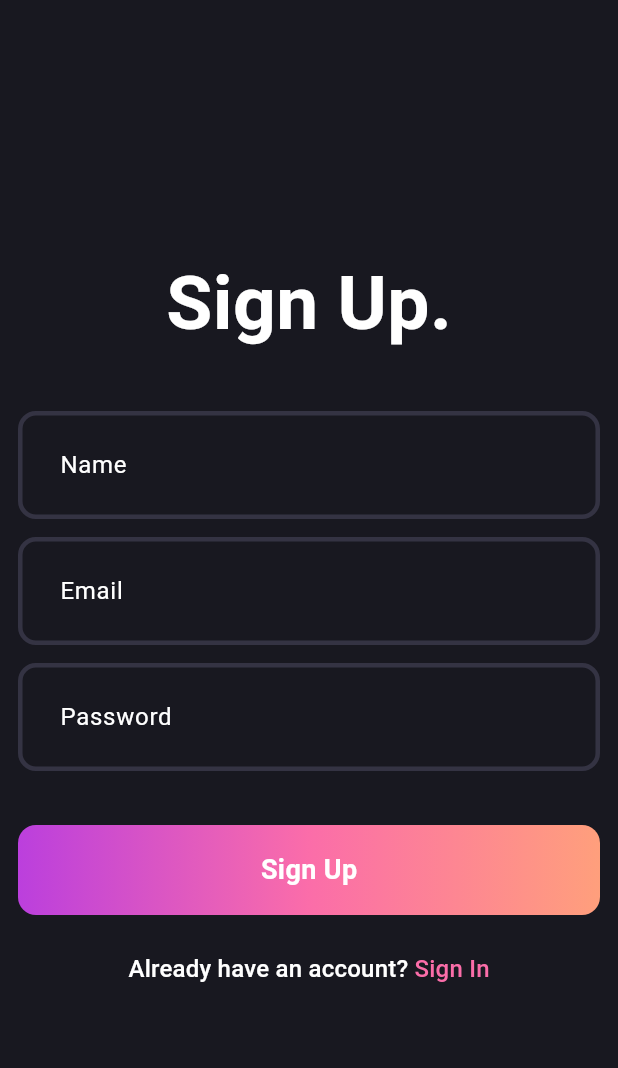
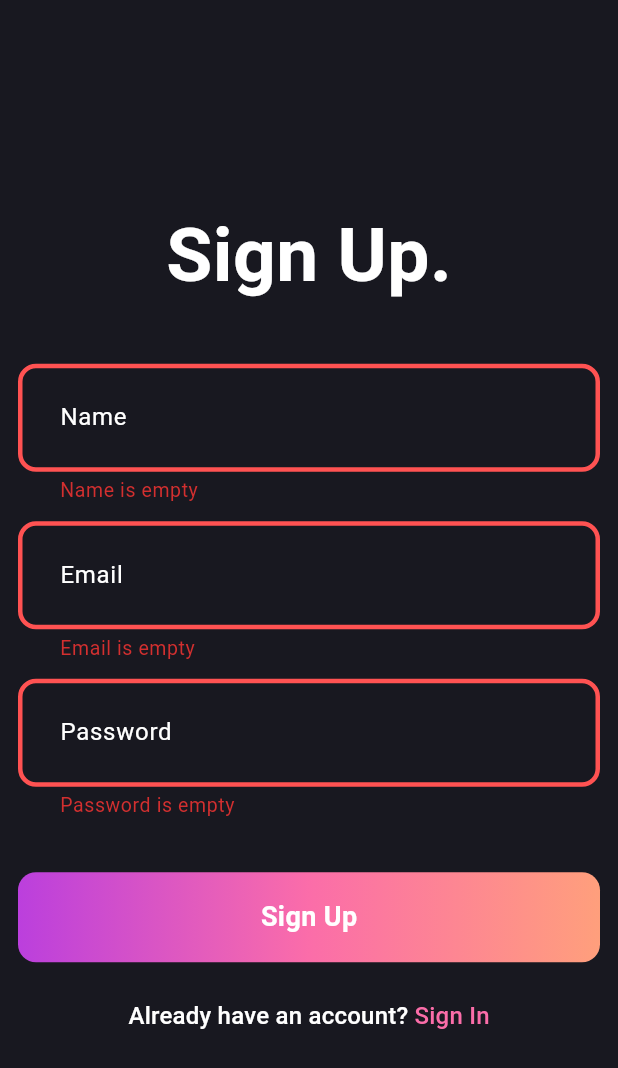
Before and after one commit to TR0U8L3-gif/blog_app, a Flutter app: the screen it shows after launch, after a tap on "Sign Up", on a phone screen of 412 x 824 dp. Shown: the top 1068 px of the screen. Run offline on Flutter 3.47's test engine with Material 3 defaults, Android fonts, the light colour scheme and no system bars; our stand-ins replace fpdart.

Commit message:
Login Page UI

```diff
--- a/lib/core/theme/theme.dart
+++ b/lib/core/theme/theme.dart
@@ -1,4 +1,5 @@
 import 'package:blog_app/core/theme/color_palette.dart';
+import 'package:blog_app/core/utils/constants.dart';
 import 'package:flutter/material.dart';
 
 class AppTheme {
@@ -9,16 +10,6 @@ class AppTheme {
         ),
         borderRadius: BorderRadius.circular(12),
       );
-
-  // static final darkThemeMode = ThemeData.dark().copyWith(
-  //   scaffoldBackgroundColor: ColorPalette.backgroundColor,
-  //   inputDecorationTheme: InputDecorationTheme(
-  //     contentPadding: const EdgeInsets.all(24),
-  //     enabledBorder: _border(),
-  //     focusedBorder: _border(color: ColorPalette.gradient2),
-  //   ),
-  // );
-
   static final darkThemeMode = ThemeData.from(
     colorScheme: ColorScheme.fromSwatch(
       primarySwatch: getMaterialColor(ColorPalette.gradient2),
@@ -30,6 +21,9 @@ class AppTheme {
       contentPadding: const EdgeInsets.all(24),
       enabledBorder: _border(),
       focusedBorder: _border(color: ColorPalette.gradient2),
+      errorBorder: _border(color: ColorPalette.errorColor),
+      focusedErrorBorder: _border(color: ColorPalette.gradient2),
+      errorStyle: const TextStyle(fontSize: kFontSizeSmall),
     ),
   );
 }
--- /dev/null
+++ b/lib/core/utils/common/presentation/widget/constrained_scaffold.dart
@@ -0,0 +1,22 @@
+import 'package:blog_app/core/utils/extensions/context_extension.dart';
+import 'package:blog_app/core/utils/helpers/width_calculator.dart';
+import 'package:flutter/material.dart';
+class ConstrainedScaffold extends StatelessWidget {
+  const ConstrainedScaffold({required this.body, super.key});
+
+  final Widget body;
+
+  @override
+  Widget build(BuildContext context) {
+    return Scaffold(
+      body: SafeArea(
+        child: Align(
+          child: OverflowBox(
+            maxWidth: SizeCalculator.width(context.width),
+            child: body,
+          ),
+        ),
+      ),
+    );
+  }
+}
--- /dev/null
+++ b/lib/core/utils/common/presentation/widget/ink_well_transparent.dart
@@ -0,0 +1,24 @@
+import 'package:flutter/material.dart';
+
+class InkWellTransparent extends StatelessWidget {
+  const InkWellTransparent({
+    required this.onTap,
+    required this.child,
+    super.key,
+  });
+
+  final Widget child;
+  final void Function() onTap;
+
+  @override
+  Widget build(BuildContext context) {
+    return InkWell(
+      focusColor: Colors.transparent,
+      hoverColor: Colors.transparent,
+      highlightColor: Colors.transparent,
+      splashColor: Colors.transparent,
+      onTap: onTap,
+      child: child,
+    );
+  }
+}
--- a/lib/main.dart
+++ b/lib/main.dart
@@ -1,5 +1,5 @@
 import 'package:blog_app/core/theme/theme.dart';
-import 'package:blog_app/src/auth/presentation/pages/signup_page.dart';
+import 'package:blog_app/src/auth/presentation/pages/sign_up_page.dart';
 import 'package:flutter/material.dart';
 
 void main() {
--- /dev/null
+++ b/lib/src/auth/domain/repositories/auth_repository.dart
@@ -0,0 +1,15 @@
+import 'package:blog_app/core/errol/failures.dart';
+import 'package:fpdart/fpdart.dart';
+
+abstract interface class AuthRepository {
+  Future<Either<Failure, String>> signUpWithEmailAndPassword({
+    required String name,
+    required String email,
+    required String password,
+  });
+
+  Future<Either<Failure, String>> signInWithEmailAndPassword({
+    required String email,
+    required String password,
+  });
+}
--- /dev/null
+++ b/lib/src/auth/presentation/pages/sign_up_page.dart
@@ -0,0 +1,104 @@
+import 'package:blog_app/core/theme/color_palette.dart';
+import 'package:blog_app/core/utils/common/presentation/widget/constrained_scaffold.dart';
+import 'package:blog_app/core/utils/common/presentation/widget/ink_well_transparent.dart';
+import 'package:blog_app/core/utils/constants.dart';
+import 'package:blog_app/core/utils/extensions/context_extension.dart';
+import 'package:blog_app/src/auth/presentation/pages/sign_in_page.dart';
+import 'package:blog_app/src/auth/presentation/widgets/auth_field.dart';
+import 'package:blog_app/src/auth/presentation/widgets/auth_gradient_button.dart';
+import 'package:flutter/material.dart';
+
+class SignUpPage extends StatefulWidget {
+  const SignUpPage({super.key});
+
+  static MaterialPageRoute<SignUpPage> route() =>
+      MaterialPageRoute(builder: (context) => const SignUpPage());
+
+  @override
+  State<SignUpPage> createState() => _SignUpPageState();
+}
+
+class _SignUpPageState extends State<SignUpPage> {
+  final _formKey = GlobalKey<FormState>();
+
+  final nameController = TextEditingController();
+  final emailController = TextEditingController();
+  final passwordController = TextEditingController();
+
+  @override
+  void dispose() {
+    nameController.dispose();
+    emailController.dispose();
+    passwordController.dispose();
+    super.dispose();
+  }
+
+  @override
+  Widget build(BuildContext context) {
+    return ConstrainedScaffold(
+      body: Padding(
+        padding: const EdgeInsets.symmetric(horizontal: kSize12),
+        child: Form(
+          key: _formKey,
+          child: Column(
+            mainAxisAlignment: MainAxisAlignment.center,
+            children: [
+              const Text(
+                'Sign Up.',
+                maxLines: 2,
+                overflow: TextOverflow.clip,
+                style: TextStyle(
+                  fontSize: 50,
+                  fontWeight: FontWeight.bold,
+                ),
+              ),
+              kSizedBoxHeight36,
+              AuthField(
+                hintText: 'Name',
+                textEditingController: nameController,
+              ),
+              kSizedBoxHeight12,
+              AuthField(
+                hintText: 'Email',
+                textEditingController: emailController,
+              ),
+              kSizedBoxHeight12,
+              AuthField(
+                hintText: 'Password',
+                textEditingController: passwordController,
+                isObscure: true,
+              ),
+              kSizedBoxHeight36,
+              AuthGradientButton(
+                onTap: () {
+                  if (_formKey.currentState!.validate()) {
+                    ScaffoldMessenger.of(context).showSnackBar(
+                      const SnackBar(content: Text('Processing Data')),
+                    );
+                  }
+                },
+                text: 'Sign Up',
+              ),
+              kSizedBoxHeight24,
+              Wrap(
+                children: [
+                  Text('Already have an account? ',
+                    style: context.theme.textTheme.titleMedium,
+                  ),
+                  InkWellTransparent(
+                    onTap: () => Navigator.pushReplacement(context, SignInPage.route()),
+                    child: Text('Sign In',
+                      style: context.theme.textTheme.titleMedium?.copyWith(
+                        color: ColorPalette.gradient2,
+                      ),
+                    ),
+                  ),
+                ],
+              ),
+            ],
+          ),
+        ),
+      ),
+    );
+  }
+}
--- a/lib/src/auth/presentation/pages/signup_page.dart
+++ /dev/null
@@ -1,64 +0,0 @@
-import 'package:blog_app/core/theme/color_palette.dart';
-import 'package:blog_app/core/utils/constants.dart';
-import 'package:blog_app/core/utils/extensions/context_extension.dart';
-import 'package:blog_app/core/utils/helpers/width_calculator.dart';
-import 'package:blog_app/src/auth/presentation/widgets/auth_field.dart';
-import 'package:blog_app/src/auth/presentation/widgets/auth_gradient_button.dart';
-import 'package:flutter/material.dart';
-
-class SignUpPage extends StatelessWidget {
-  const SignUpPage({super.key});
-
-  @override
-  Widget build(BuildContext context) {
-    return Scaffold(
-      body: SafeArea(
-        child: Align(
-          child: OverflowBox(
-            maxWidth: SizeCalculator.width(context.width),
-            child: Padding(
-              padding: const EdgeInsets.symmetric(horizontal: kSize12),
-              child: Column(
-                mainAxisAlignment: MainAxisAlignment.center,
-                children: [
-                  const Text(
-                    'Sign Up.',
-                    maxLines: 2,
-                    overflow: TextOverflow.clip,
-                    style: TextStyle(
-                      fontSize: 50,
-                      fontWeight: FontWeight.bold,
-                    ),
-                  ),
-                  kSizedBoxHeight36,
-                  const AuthField(hintText: 'Name'),
-                  kSizedBoxHeight12,
-                  const AuthField(hintText: 'Email'),
-                  kSizedBoxHeight12,
-                  const AuthField(hintText: 'Password'),
-                  kSizedBoxHeight36,
-                  const AuthGradientButton(),
-                  kSizedBoxHeight24,
-                  RichText(
-                    text: TextSpan(
-                      text: 'Already have an account? ',
-                      style: context.theme.textTheme.titleMedium,
-                      children: [
-                        TextSpan(
-                          text: 'Sign In',
-                          style: context.theme.textTheme.titleMedium?.copyWith(
-                            color: ColorPalette.gradient2,
-                          ),
-                        ),
-                      ],
-                    ),
-                  ),
-                ],
-              ),
-            ),
-          ),
-        ),
-      ),
-    );
-  }
-}
--- a/lib/src/auth/presentation/widgets/auth_field.dart
+++ b/lib/src/auth/presentation/widgets/auth_field.dart
@@ -1,15 +1,31 @@
 import 'package:flutter/material.dart';
 
 class AuthField extends StatelessWidget {
-  const AuthField({required this.hintText, super.key});
+  const AuthField({
+    required this.hintText,
+    required this.textEditingController,
+    this.isObscure = false,
+    super.key,
+  });
+
   final String hintText;
+  final TextEditingController textEditingController;
+  final bool isObscure;
 
   @override
   Widget build(BuildContext context) {
     return TextFormField(
+      autovalidateMode: AutovalidateMode.onUserInteraction,
+      obscureText: isObscure,
       decoration: InputDecoration(
         hintText: hintText,
       ),
+      validator: (value) {
+        if (value == null || value.isEmpty) {
+          return '$hintText is empty';
+        }
+        return null;
+      },
     );
   }
 }
--- a/lib/src/auth/presentation/widgets/auth_gradient_button.dart
+++ b/lib/src/auth/presentation/widgets/auth_gradient_button.dart
@@ -4,14 +4,16 @@ import 'package:blog_app/core/utils/extensions/context_extension.dart';
 import 'package:flutter/material.dart';
 
 class AuthGradientButton extends StatelessWidget {
-  const AuthGradientButton({super.key});
+  const AuthGradientButton({required this.onTap, required this.text, super.key});
+  final void Function() onTap;
+  final String text;
 
   @override
   Widget build(BuildContext context) {
     final borderRadius = BorderRadius.circular(kSize12);
 
     return InkWell(
-      onTap: () {},
+      onTap: onTap,
       borderRadius: borderRadius,
       child: Ink(
         width: context.width,
@@ -26,10 +28,10 @@ class AuthGradientButton extends StatelessWidget {
           ),
           borderRadius: borderRadius,
         ),
-        child: const Align(
+        child: Align(
           child: Text(
-            'Sign Up',
-            style: TextStyle(
+            text,
+            style: const TextStyle(
               fontSize: kFontSizeLarge,
               fontWeight: FontWeight.w600,
             ),
--- a/pubspec.yaml
+++ b/pubspec.yaml
@@ -36,6 +36,7 @@ dependencies:
   # Use with the CupertinoIcons class for iOS style icons.
   cupertino_icons: ^1.0.2
   very_good_analysis: ^5.1.0
+  fpdart: ^1.1.0
 
 dev_dependencies:
   flutter_test:
```
Also changed, not shown: lib/core/errol/failures.dart (added, +21 -0 lines), lib/src/auth/presentation/pages/sign_in_page.dart (added, +96 -0 lines), pubspec.lock.
